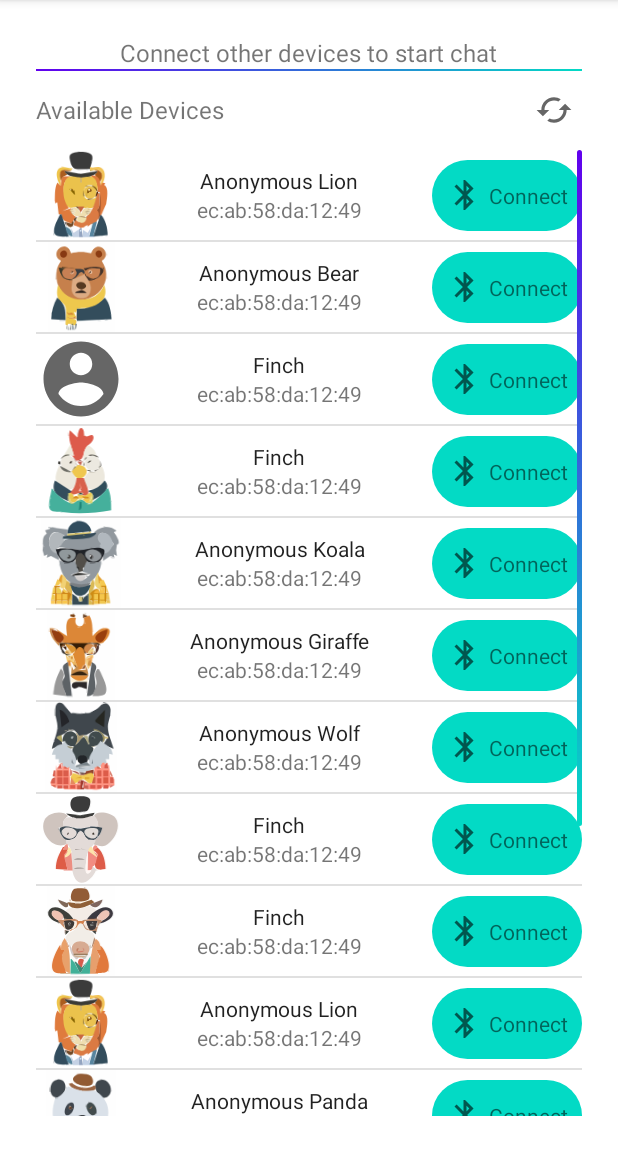
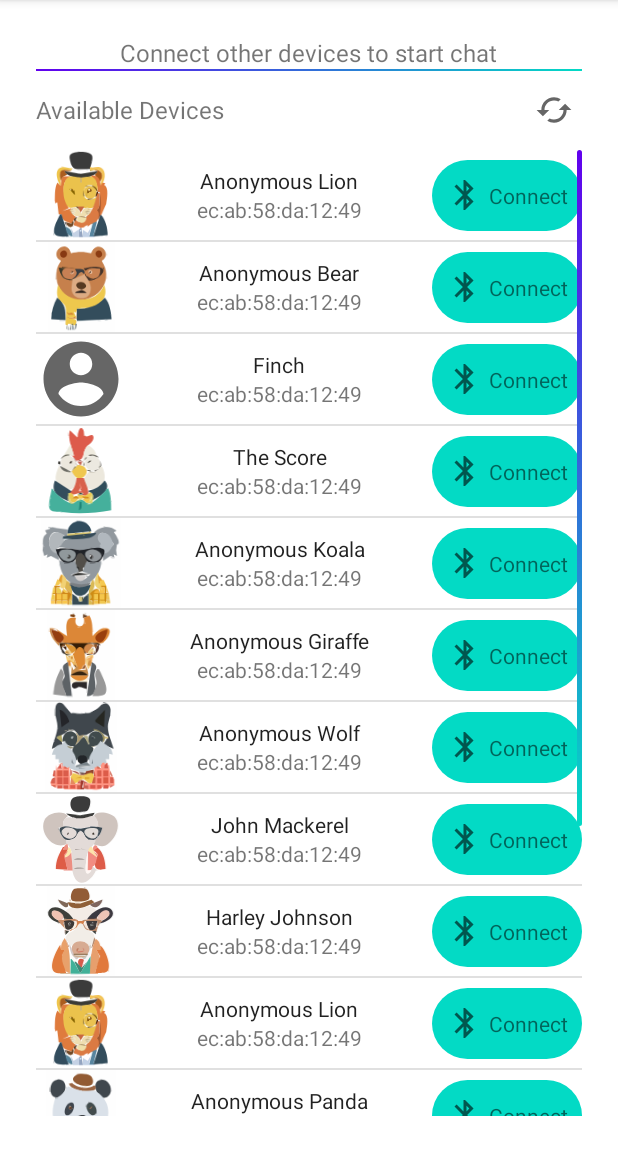
Before and after one commit to muhammedaydogan/Blue2thChat, an Android app: the SearchFragment screen opened through its navigation route, on a phone screen of 412 x 824 dp, the part 84-1236 px from its top. Run offline under Robolectric (Android 15) with nearby library versions, the phone set to English and light mode, and no system bars.

```diff
--- a/app/src/main/java/com/ma/blue2thchat/fragments/SearchFragment.java
+++ b/app/src/main/java/com/ma/blue2thchat/fragments/SearchFragment.java
@@ -77,12 +77,12 @@ public class SearchFragment extends Fragment {
         bleDevices.add(new BleDevice(null, "ec:ab:58:da:12:49", 12));
         bleDevices.add(new BleDevice(null, "ec:ab:58:da:12:49", 3));
         bleDevices.add(new BleDevice("Finch", "ec:ab:58:da:12:49", -1));
-        bleDevices.add(new BleDevice("Finch", "ec:ab:58:da:12:49", 19));
+        bleDevices.add(new BleDevice("The Score", "ec:ab:58:da:12:49", 19));
         bleDevices.add(new BleDevice(null, "ec:ab:58:da:12:49", 13));
         bleDevices.add(new BleDevice(null, "ec:ab:58:da:12:49", 4));
         bleDevices.add(new BleDevice(null, "ec:ab:58:da:12:49", 6));
-        bleDevices.add(new BleDevice("Finch", "ec:ab:58:da:12:49", 16));
-        bleDevices.add(new BleDevice("Finch", "ec:ab:58:da:12:49", 15));
+        bleDevices.add(new BleDevice("John Mackerel", "ec:ab:58:da:12:49", 16));
+        bleDevices.add(new BleDevice("Harley Johnson", "ec:ab:58:da:12:49", 15));
         bleDevices.add(new BleDevice(null, "ec:ab:58:da:12:49", 12));
         bleDevices.add(new BleDevice(null, "ec:ab:58:da:12:49", 11));
         bleDevices.add(new BleDevice(null, "ec:ab:58:da:12:49", 18));
--- a/app/src/main/res/layout/item_bleutooth_device.xml
+++ b/app/src/main/res/layout/item_bleutooth_device.xml
@@ -24,6 +24,9 @@
         android:layout_height="wrap_content"
         android:text="Username"
         android:gravity="center"
+        android:paddingEnd="4dp"
+        android:maxLines="1"
+        android:paddingStart="4dp"
         app:layout_constraintEnd_toStartOf="@+id/connect"
         app:layout_constraintBottom_toTopOf="@+id/macAddress"
         app:layout_constraintVertical_chainStyle="packed"
```
